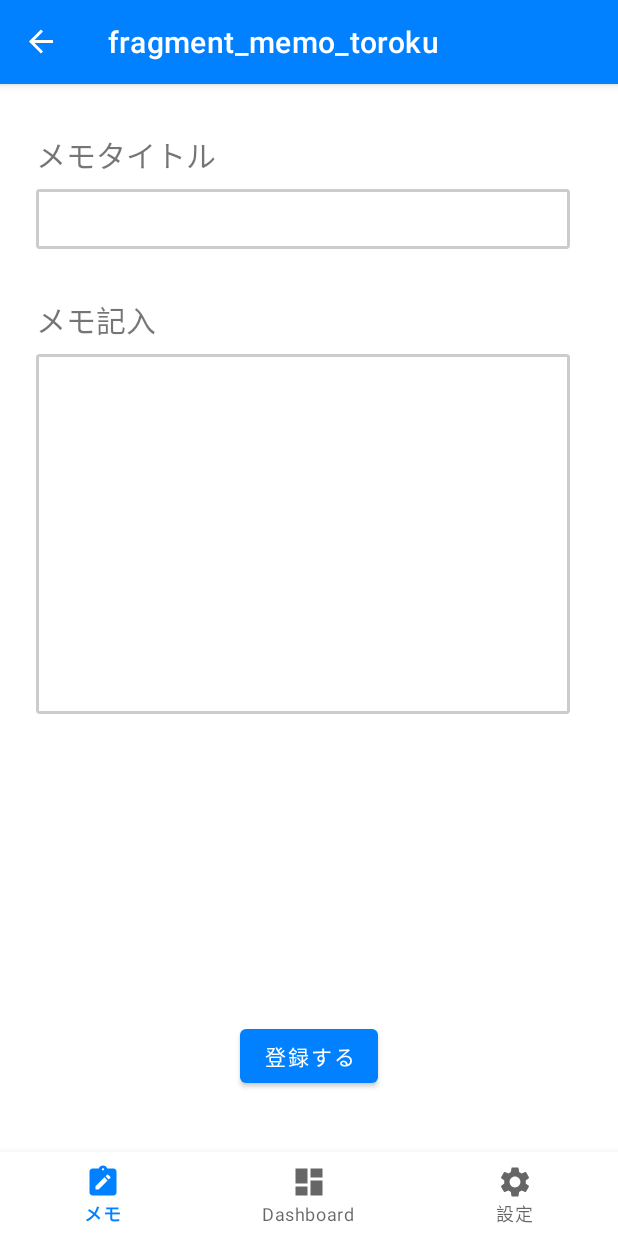
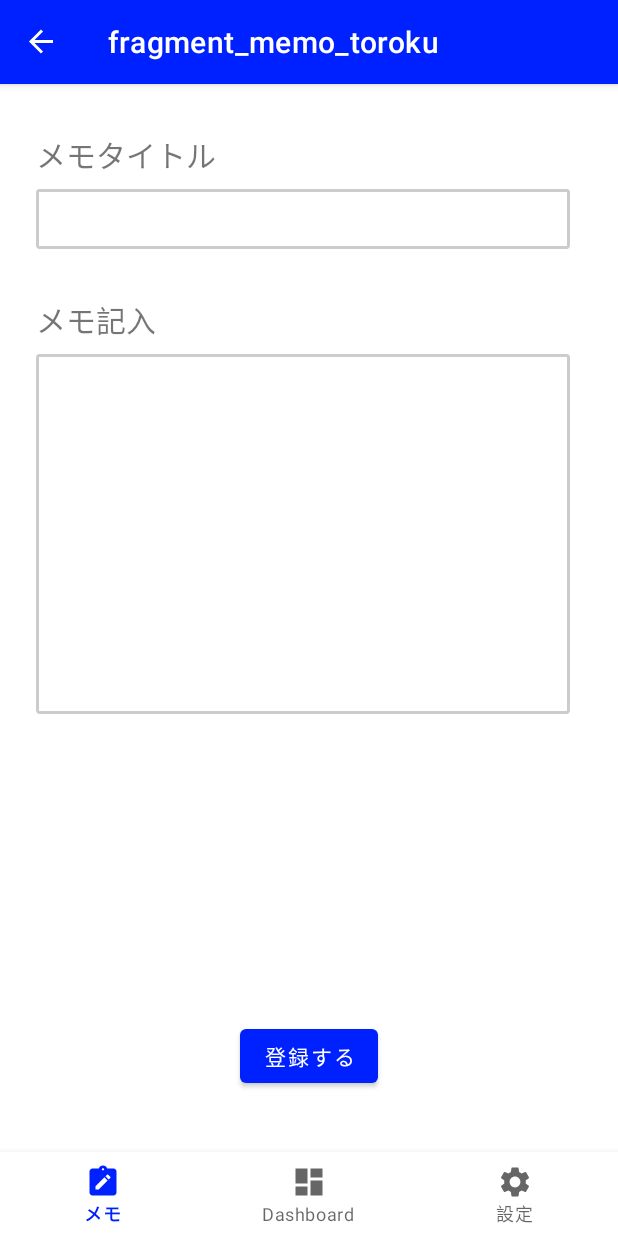
Before and after one commit to tatttsuuu1515/memo_note, an Android app: the memo_toroku screen opened through its navigation route, on a phone screen of 412 x 824 dp. Run offline under Robolectric (Android 15) with nearby library versions, the phone set to English and light mode, and no system bars; our stand-ins replace navigation-ui.

Commit message:
色の変更

```diff
--- a/app/src/main/res/layout/fragment_memo_toroku.xml
+++ b/app/src/main/res/layout/fragment_memo_toroku.xml
@@ -53,7 +53,7 @@
         app:layout_constraintTop_toBottomOf="@+id/memo_title" />
 
     <Button
-        android:id="@+id/button"
+        android:id="@+id/enter_button"
         android:layout_width="wrap_content"
         android:layout_height="wrap_content"
         android:layout_marginBottom="40dp"
--- a/app/src/main/res/values/colors.xml
+++ b/app/src/main/res/values/colors.xml
@@ -1,7 +1,7 @@
 <?xml version="1.0" encoding="utf-8"?>
 <resources>
     <color name="purple_200">#FFBB86FC</color>
-    <color name="blue">#0181FF</color>
+    <color name="blue">#0021FF</color>
     <color name="dark_blue">#016ED9</color>
     <color name="light_blue">#00CED9</color>
     <color name="purple_500">#FF6200EE</color>
```
